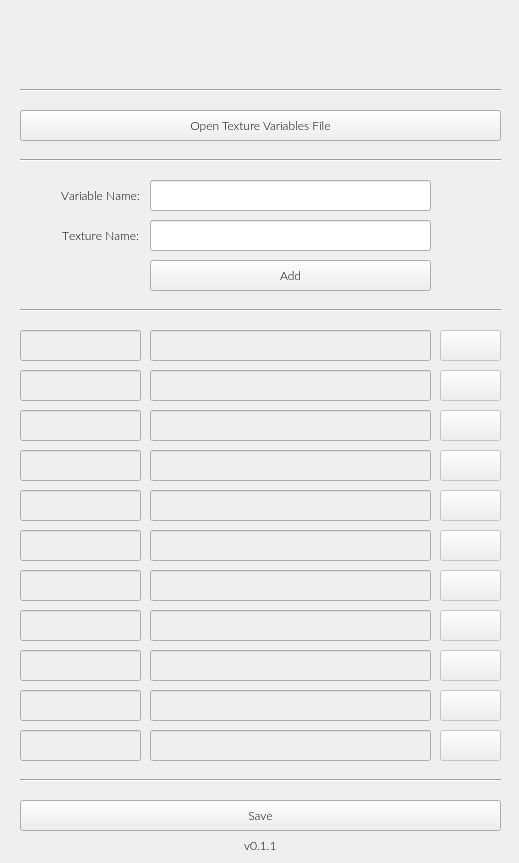
The window that gui.ui (Gerb-24/Texture-Variables) describes before a commit, drawn with Qt 5.
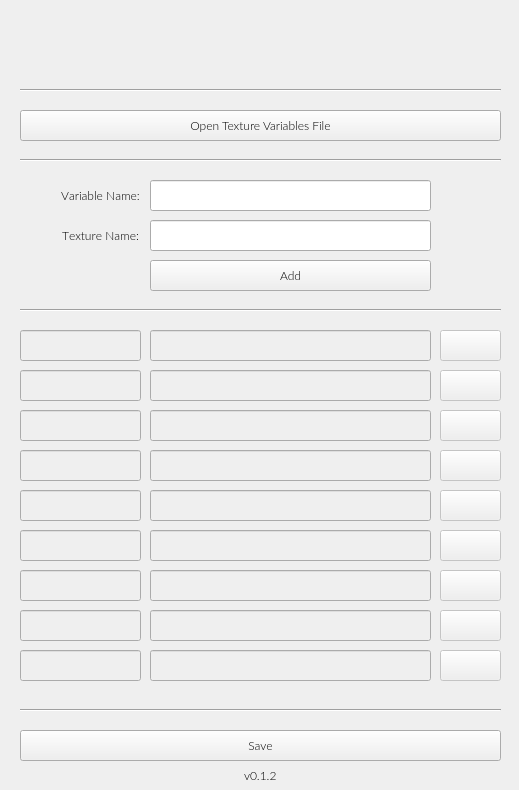
The same window after the commit. Icons and pictures are not drawn.

The edit to the form file:
```diff
--- a/gui.ui
+++ b/gui.ui
@@ -7,7 +7,7 @@
     <x>0</x>
     <y>0</y>
     <width>519</width>
-    <height>863</height>
+    <height>790</height>
    </rect>
   </property>
   <property name="font">
@@ -198,7 +198,7 @@
    <property name="geometry">
     <rect>
      <x>20</x>
-     <y>770</y>
+     <y>700</y>
      <width>481</width>
      <height>21</height>
     </rect>
@@ -217,7 +217,7 @@
    <property name="geometry">
     <rect>
      <x>20</x>
-     <y>800</y>
+     <y>730</y>
      <width>481</width>
      <height>31</height>
     </rect>
@@ -237,7 +237,7 @@
    <property name="geometry">
     <rect>
      <x>20</x>
-     <y>830</y>
+     <y>760</y>
      <width>481</width>
      <height>31</height>
     </rect>
@@ -259,7 +259,7 @@
     <item>
      <widget class="QLabel" name="label_2">
       <property name="text">
-       <string>v0.1.1</string>
+       <string>v0.1.2</string>
       </property>
      </widget>
     </item>
@@ -977,152 +977,6 @@
     <string/>
    </property>
   </widget>
-  <widget class="QPushButton" name="removeBtn_10">
-   <property name="enabled">
-    <bool>false</bool>
-   </property>
-   <property name="geometry">
-    <rect>
-     <x>440</x>
-     <y>690</y>
-     <width>61</width>
-     <height>31</height>
-    </rect>
-   </property>
-   <property name="font">
-    <font>
-     <family>Lato Light</family>
-     <pointsize>9</pointsize>
-     <kerning>true</kerning>
-    </font>
-   </property>
-   <property name="text">
-    <string/>
-   </property>
-  </widget>
-  <widget class="QLineEdit" name="texNameLe_10">
-   <property name="enabled">
-    <bool>false</bool>
-   </property>
-   <property name="geometry">
-    <rect>
-     <x>150</x>
-     <y>690</y>
-     <width>281</width>
-     <height>31</height>
-    </rect>
-   </property>
-   <property name="font">
-    <font>
-     <family>Lato Light</family>
-     <pointsize>9</pointsize>
-    </font>
-   </property>
-   <property name="alignment">
-    <set>Qt::AlignCenter</set>
-   </property>
-   <property name="readOnly">
-    <bool>true</bool>
-   </property>
-  </widget>
-  <widget class="QLineEdit" name="varNameLe_10">
-   <property name="enabled">
-    <bool>false</bool>
-   </property>
-   <property name="geometry">
-    <rect>
-     <x>20</x>
-     <y>690</y>
-     <width>121</width>
-     <height>31</height>
-    </rect>
-   </property>
-   <property name="font">
-    <font>
-     <family>Lato Light</family>
-     <pointsize>9</pointsize>
-    </font>
-   </property>
-   <property name="alignment">
-    <set>Qt::AlignCenter</set>
-   </property>
-   <property name="readOnly">
-    <bool>true</bool>
-   </property>
-  </widget>
-  <widget class="QLineEdit" name="varNameLe_11">
-   <property name="enabled">
-    <bool>false</bool>
-   </property>
-   <property name="geometry">
-    <rect>
-     <x>20</x>
-     <y>730</y>
-     <width>121</width>
-     <height>31</height>
-    </rect>
-   </property>
-   <property name="font">
-    <font>
-     <family>Lato Light</family>
-     <pointsize>9</pointsize>
-    </font>
-   </property>
-   <property name="alignment">
-    <set>Qt::AlignCenter</set>
-   </property>
-   <property name="readOnly">
-    <bool>true</bool>
-   </property>
-  </widget>
-  <widget class="QPushButton" name="removeBtn_11">
-   <property name="enabled">
-    <bool>false</bool>
-   </property>
-   <property name="geometry">
-    <rect>
-     <x>440</x>
-     <y>730</y>
-     <width>61</width>
-     <height>31</height>
-    </rect>
-   </property>
-   <property name="font">
-    <font>
-     <family>Lato Light</family>
-     <pointsize>9</pointsize>
-     <kerning>true</kerning>
-    </font>
-   </property>
-   <property name="text">
-    <string/>
-   </property>
-  </widget>
-  <widget class="QLineEdit" name="texNameLe_11">
-   <property name="enabled">
-    <bool>false</bool>
-   </property>
-   <property name="geometry">
-    <rect>
-     <x>150</x>
-     <y>730</y>
-     <width>281</width>
-     <height>31</height>
-    </rect>
-   </property>
-   <property name="font">
-    <font>
-     <family>Lato Light</family>
-     <pointsize>9</pointsize>
-    </font>
-   </property>
-   <property name="alignment">
-    <set>Qt::AlignCenter</set>
-   </property>
-   <property name="readOnly">
-    <bool>true</bool>
-   </property>
-  </widget>
   <widget class="QPushButton" name="filepathBtn">
    <property name="geometry">
     <rect>
```
